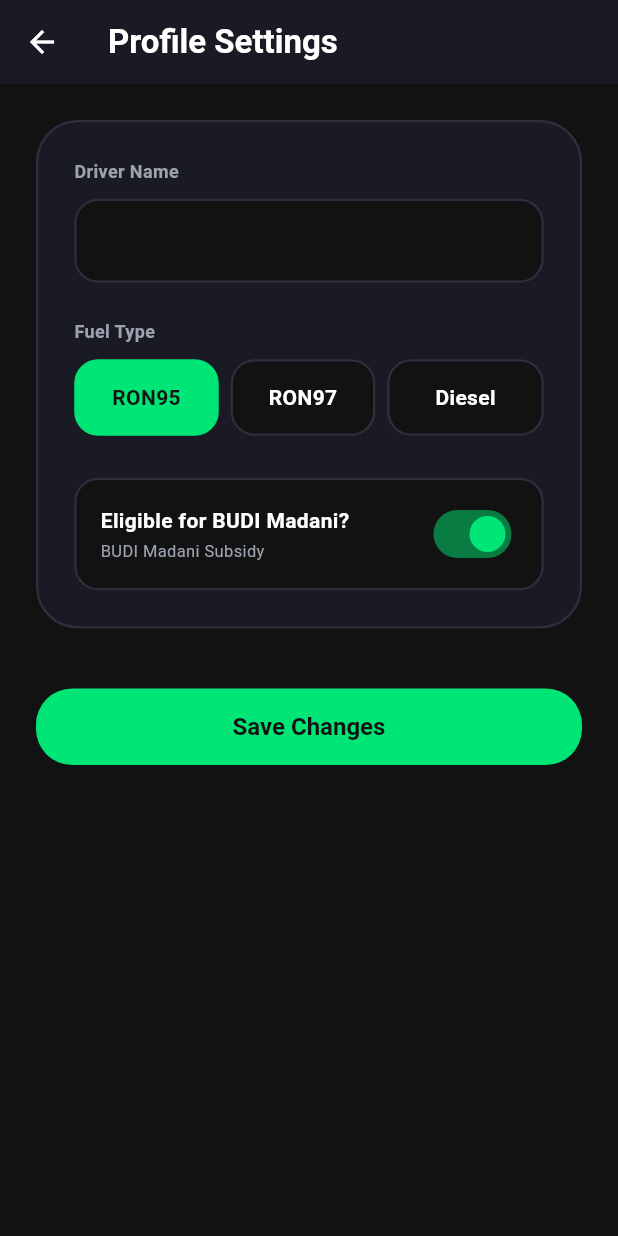
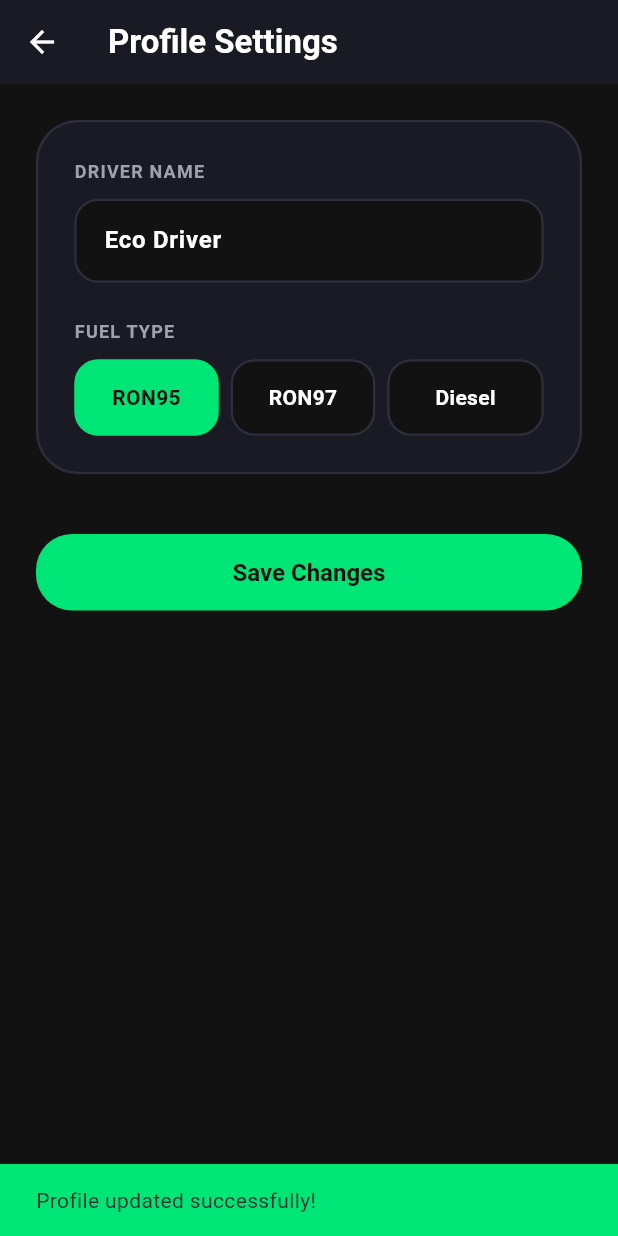
Before and after one commit to choonda/Vibeathon2026-EcoHorizon, a Flutter app: the SettingsScreen screen opened directly, after a tap on "Save Changes", on a phone screen of 412 x 824 dp. Run offline on Flutter 3.47's test engine with Material 3 defaults, Android fonts, the phone set to English and light mode, and no system bars; our stand-ins replace fl_chart, flutter_riverpod, google_maps_flutter, supabase_flutter; accounts and stored records are empty.

Commit message:
feat: implement user onboarding flow with profile management, navigation state, and Supabase integration

```diff
--- a/lib/features/auth/presentation/settings_screen.dart
+++ b/lib/features/auth/presentation/settings_screen.dart
@@ -14,7 +14,6 @@ class SettingsScreen extends ConsumerStatefulWidget {
 class _SettingsScreenState extends ConsumerState<SettingsScreen> {
   final _nameController = TextEditingController();
   String _selectedFuel = 'RON95';
-  bool _hasBudiSubsidy = true;
   bool _isInit = false;
 
   @override
@@ -27,12 +26,11 @@ class _SettingsScreenState extends ConsumerState<SettingsScreen> {
   Widget build(BuildContext context) {
     final profileState = ref.watch(profileControllerProvider);
 
-    // Initial load
+    // Initial load — populate fields from current profile state
     profileState.whenData((profile) {
       if (!_isInit && profile != null) {
         _nameController.text = profile.name;
         _selectedFuel = profile.fuelType;
-        _hasBudiSubsidy = profile.subsidyTier == 'BUDI95';
         _isInit = true;
       }
     });
@@ -40,7 +38,8 @@ class _SettingsScreenState extends ConsumerState<SettingsScreen> {
     return Scaffold(
       backgroundColor: AppColors.background,
       appBar: AppBar(
-        title: const Text('Profile Settings', style: TextStyle(fontWeight: FontWeight.bold)),
+        title: const Text('Profile Settings',
+            style: TextStyle(fontWeight: FontWeight.bold)),
       ),
       body: SafeArea(
         child: profileState.when(
@@ -49,7 +48,7 @@ class _SettingsScreenState extends ConsumerState<SettingsScreen> {
             child: Column(
               crossAxisAlignment: CrossAxisAlignment.start,
               children: [
-                // Glassmorphic settings container
+                // ── Settings Card ──────────────────────────────────────────
                 Container(
                   padding: const EdgeInsets.all(24),
                   decoration: BoxDecoration(
@@ -60,42 +59,48 @@ class _SettingsScreenState extends ConsumerState<SettingsScreen> {
                   child: Column(
                     crossAxisAlignment: CrossAxisAlignment.start,
                     children: [
-                      // Driver Name Input
+                      // Driver Name
                       const Text(
-                        'Driver Name',
+                        'DRIVER NAME',
                         style: TextStyle(
                           color: AppColors.textSecondary,
                           fontSize: 12,
                           fontWeight: FontWeight.bold,
+                          letterSpacing: 0.8,
                         ),
                       ),
                       const SizedBox(height: 10),
                       TextField(
                         controller: _nameController,
-                        style: const TextStyle(color: Colors.white, fontWeight: FontWeight.bold),
+                        style: const TextStyle(
+                            color: Colors.white, fontWeight: FontWeight.bold),
                         decoration: InputDecoration(
                           filled: true,
                           fillColor: AppColors.background,
-                          contentPadding: const EdgeInsets.symmetric(horizontal: 16, vertical: 16),
+                          contentPadding: const EdgeInsets.symmetric(
+                              horizontal: 16, vertical: 16),
                           enabledBorder: OutlineInputBorder(
                             borderRadius: BorderRadius.circular(16),
-                            borderSide: const BorderSide(color: AppColors.border, width: 1.5),
+                            borderSide: const BorderSide(
+                                color: AppColors.border, width: 1.5),
                           ),
                           focusedBorder: OutlineInputBorder(
                             borderRadius: BorderRadius.circular(16),
-                            borderSide: const BorderSide(color: AppColors.primary, width: 1.5),
+                            borderSide: const BorderSide(
+                                color: AppColors.primary, width: 1.5),
                           ),
                         ),
                       ),
                       const SizedBox(height: 24),
 
-                      // Fuel Type Chips
+                      // Fuel Type
                       const Text(
-                        'Fuel Type',
+                        'FUEL TYPE',
                         style: TextStyle(
                           color: AppColors.textSecondary,
                           fontSize: 12,
                           fontWeight: FontWeight.bold,
+                          letterSpacing: 0.8,
                         ),
                       ),
                       const SizedBox(height: 10),
@@ -104,17 +109,22 @@ class _SettingsScreenState extends ConsumerState<SettingsScreen> {
                           final isSelected = _selectedFuel == fuel;
                           return Expanded(
                             child: GestureDetector(
-                              onTap: () => setState(() => _selectedFuel = fuel),
+                              onTap: () =>
+                                  setState(() => _selectedFuel = fuel),
                               child: Container(
                                 margin: EdgeInsets.only(
-                                  right: fuel != 'Diesel' ? 8.0 : 0.0,
-                                ),
-                                padding: const EdgeInsets.symmetric(vertical: 14),
+                                    right: fuel != 'Diesel' ? 8.0 : 0.0),
+                                padding:
+                                    const EdgeInsets.symmetric(vertical: 14),
                                 decoration: BoxDecoration(
-                                  color: isSelected ? AppColors.primary : AppColors.background,
+                                  color: isSelected
+                                      ? AppColors.primary
+                                      : AppColors.background,
                                   borderRadius: BorderRadius.circular(16),
                                   border: Border.all(
-                                    color: isSelected ? AppColors.primary : AppColors.border,
+                                    color: isSelected
+                                        ? AppColors.primary
+                                        : AppColors.border,
                                     width: 1.5,
                                   ),
                                 ),
@@ -124,7 +134,9 @@ class _SettingsScreenState extends ConsumerState<SettingsScreen> {
                                     style: TextStyle(
                                       fontSize: 14,
                                       fontWeight: FontWeight.bold,
-                                      color: isSelected ? AppColors.background : Colors.white,
+                                      color: isSelected
+                                          ? AppColors.background
+                                          : Colors.white,
                                     ),
                                   ),
                                 ),
@@ -133,69 +145,24 @@ class _SettingsScreenState extends ConsumerState<SettingsScreen> {
                           );
                         }).toList(),
                       ),
-                      const SizedBox(height: 28),
-
-                      // BUDI Madani Toggle
-                      Container(
-                        padding: const EdgeInsets.symmetric(horizontal: 16, vertical: 12),
-                        decoration: BoxDecoration(
-                          color: AppColors.background,
-                          borderRadius: BorderRadius.circular(16),
-                          border: Border.all(color: AppColors.border, width: 1.5),
-                        ),
-                        child: Row(
-                          mainAxisAlignment: MainAxisAlignment.spaceBetween,
-                          children: [
-                            const Expanded(
-                              child: Column(
-                                crossAxisAlignment: CrossAxisAlignment.start,
-                                children: [
-                                  const Text(
-                                    'Eligible for BUDI Madani?',
-                                    style: TextStyle(
-                                      color: Colors.white,
-                                      fontWeight: FontWeight.bold,
-                                      fontSize: 14,
-                                    ),
-                                  ),
-                                  SizedBox(height: 2),
-                                  Text(
-                                    'BUDI Madani Subsidy',
-                                    style: TextStyle(
-                                      color: AppColors.textSecondary,
-                                      fontSize: 11,
-                                    ),
-                                  ),
-                                ],
-                              ),
-                            ),
-                            Switch.adaptive(
-                              value: _hasBudiSubsidy,
-                              activeColor: AppColors.primary,
-                              onChanged: (val) {
-                                setState(() {
-                                  _hasBudiSubsidy = val;
-                                });
-                              },
-                            ),
-                          ],
-                        ),
-                      ),
                     ],
                   ),
                 ),
                 const SizedBox(height: 40),
 
-                // Save button
+                // ── Save Button ────────────────────────────────────────────
                 SizedBox(
                   width: double.infinity,
                   child: ElevatedButton(
                     onPressed: () async {
                       if (profile != null) {
-                        await ref.read(profileControllerProvider.notifier).updateProfile(
-                              name: _nameController.text.trim().isEmpty ? 'Eco Driver' : _nameController.text.trim(),
+                        await ref
+                            .read(profileControllerProvider.notifier)
+                            .updateProfile(
+                              name: _nameController.text.trim().isEmpty
+                                  ? 'Eco Driver'
+                                  : _nameController.text.trim(),
                               fuelType: _selectedFuel,
-                              subsidyTier: _hasBudiSubsidy ? 'BUDI95' : null,
                               petrolPointsBalance: profile.petrolPointsBalance,
                             );
 
```
Also changed, not shown: lib/core/network/app_navigation_state.dart (+19 -0 lines), lib/features/auth/controllers/profile_controller.dart (+65 -17 lines), lib/features/auth/models/user_profile.dart (+31 -2 lines), lib/features/auth/presentation/onboarding_screen.dart (+85 -95 lines), lib/features/auth/repositories/profile_repository.dart (+2 -11 lines), lib/features/auth/repositories/supabase_profile_repository.dart (+4 -15 lines), pubspec.lock, 3 other files.
